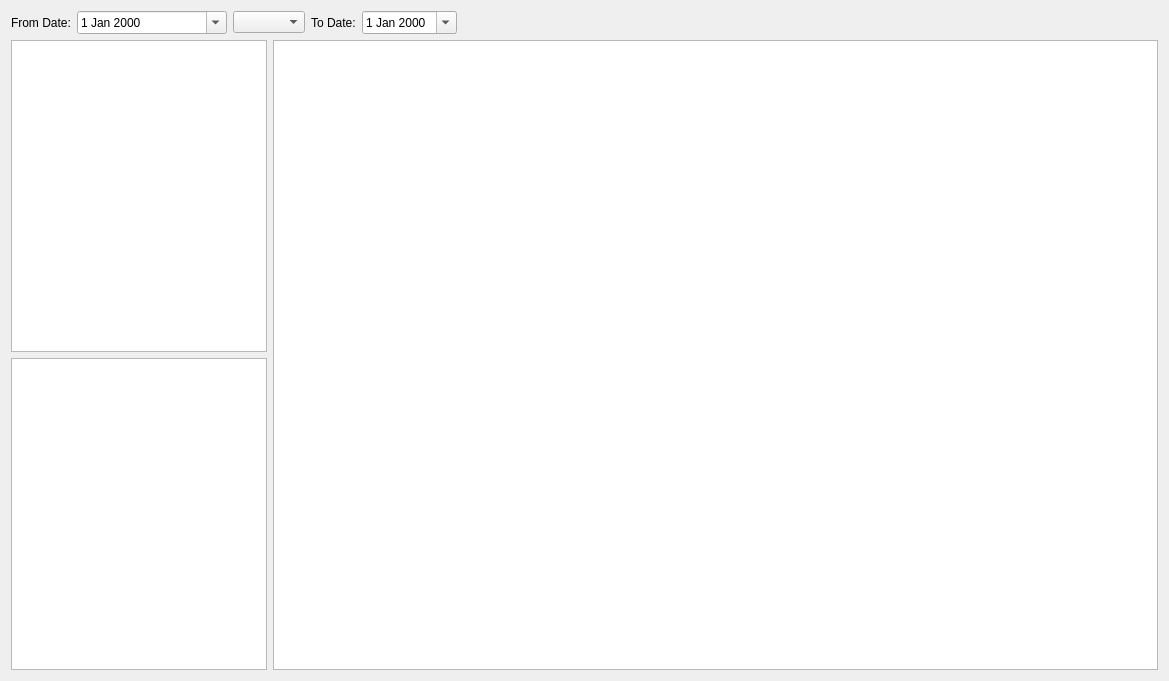
This is view_schedule_dialog.ui in pgathogo/auto-scheduler as Qt 5 draws it before an edit. The edited form follows.
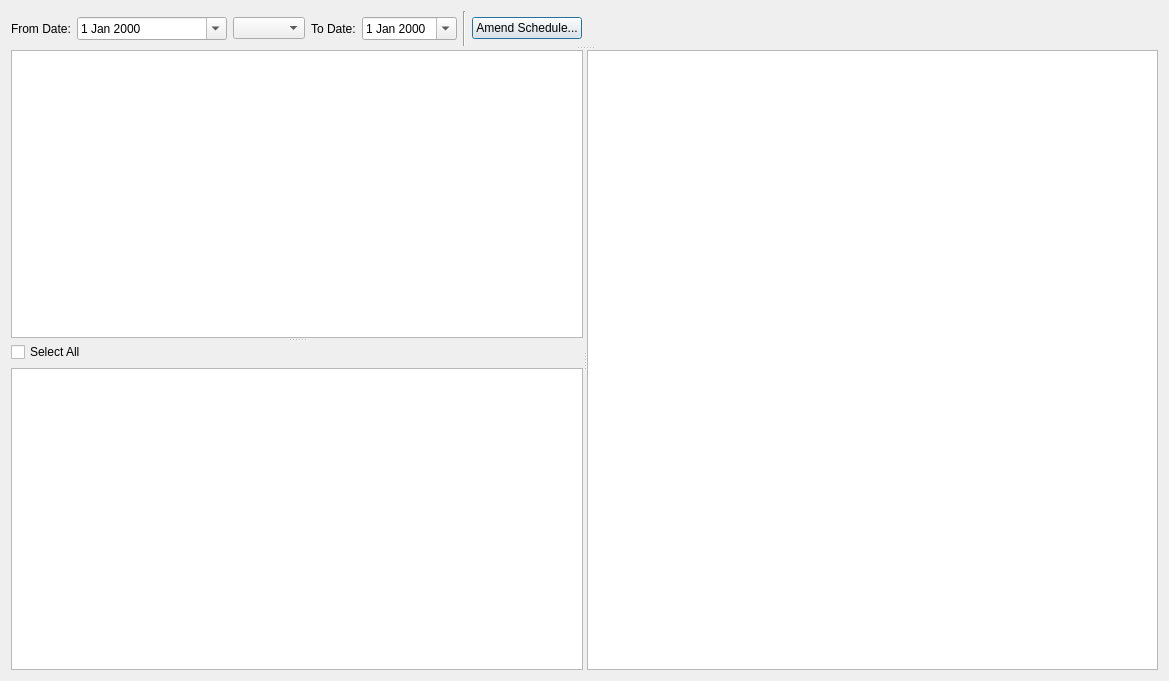
This is the edited form.

Commit message:
ScheduleViewer: Add option to delete/re-apply schedule
This patch adds functionality to delete existing schedules in OATS
and also ability to re-apply generated schedule.

The edit to the form file:
```diff
--- a/view_schedule_dialog.ui
+++ b/view_schedule_dialog.ui
@@ -15,6 +15,11 @@
   </property>
   <layout class="QVBoxLayout" name="verticalLayout_2">
    <item>
+    <widget class="QSplitter" name="splitter_3">
+     <property name="orientation">
+      <enum>Qt::Vertical</enum>
+     </property>
+     <widget class="QWidget" name="">
     <layout class="QHBoxLayout" name="horizontalLayout">
      <item>
       <widget class="QLabel" name="label">
@@ -59,6 +64,20 @@
        </property>
       </widget>
      </item>
+       <item>
+        <widget class="Line" name="line">
+         <property name="orientation">
+          <enum>Qt::Vertical</enum>
+         </property>
+        </widget>
+       </item>
+       <item>
+        <widget class="QPushButton" name="btnConfirm">
+         <property name="text">
+          <string>Amend Schedule...</string>
+         </property>
+        </widget>
+       </item>
      <item>
       <spacer name="horizontalSpacer">
        <property name="orientation">
@@ -73,17 +92,38 @@
       </spacer>
      </item>
     </layout>
-   </item>
-   <item>
-    <layout class="QHBoxLayout" name="horizontalLayout_2" stretch="0,70">
-     <item>
-      <layout class="QVBoxLayout" name="verticalLayout">
-       <item>
+     </widget>
+     <widget class="QSplitter" name="splitMain">
+      <property name="sizePolicy">
+       <sizepolicy hsizetype="Fixed" vsizetype="Preferred">
+        <horstretch>0</horstretch>
+        <verstretch>0</verstretch>
+       </sizepolicy>
+      </property>
+      <property name="orientation">
+       <enum>Qt::Horizontal</enum>
+      </property>
+      <widget class="QSplitter" name="splitter">
+       <property name="orientation">
+        <enum>Qt::Vertical</enum>
+       </property>
         <widget class="QListWidget" name="lwTemplates">
          <property name="editTriggers">
           <set>QAbstractItemView::NoEditTriggers</set>
          </property>
         </widget>
+       <widget class="QWidget" name="">
+        <layout class="QVBoxLayout" name="verticalLayout">
+         <item>
+          <layout class="QHBoxLayout" name="horizontalLayout_2">
+           <item>
+            <widget class="QCheckBox" name="cbSelectAll">
+             <property name="text">
+              <string>Select All</string>
+             </property>
+            </widget>
+           </item>
+          </layout>
        </item>
        <item>
         <widget class="QListWidget" name="lwDates">
@@ -93,8 +133,8 @@
         </widget>
        </item>
       </layout>
-     </item>
-     <item>
+       </widget>
+      </widget>
       <widget class="QTableWidget" name="twViewSchedule">
        <property name="selectionMode">
         <enum>QAbstractItemView::SingleSelection</enum>
@@ -103,8 +143,8 @@
         <enum>QAbstractItemView::SelectRows</enum>
        </property>
       </widget>
-     </item>
-    </layout>
+     </widget>
+    </widget>
    </item>
   </layout>
  </widget>
```
Lines whose indentation alone changed are shown as unchanged. The commit also changes 6 other files.
